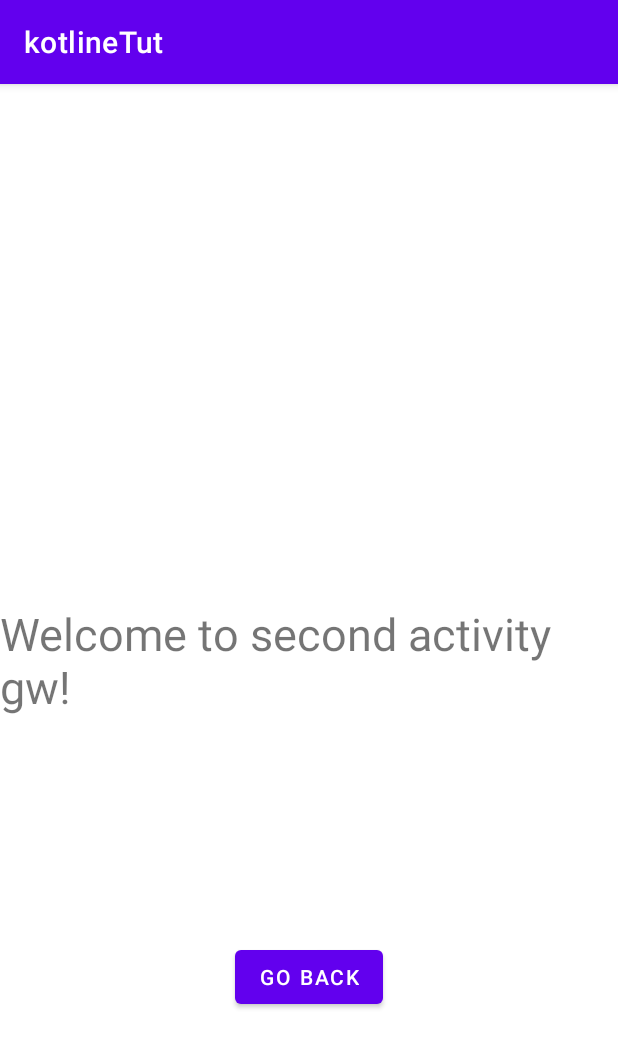
After one commit to eliasayele/androidBasicsKotlin, an Android app: the SecondActivity screen opened directly, with no data from a screen before it, on a phone screen of 412 x 824 dp. The commit adds this screen. Shown: the top 1048 px of the screen. Run offline under Robolectric (Android 15) with nearby library versions, the phone set to English and light mode, and no system bars.

Commit message:
navigation to other screen

```diff
--- a/app/src/main/AndroidManifest.xml
+++ b/app/src/main/AndroidManifest.xml
@@ -9,6 +9,8 @@
         android:roundIcon="@mipmap/ic_launcher_round"
         android:supportsRtl="true"
         android:theme="@style/Theme.KotlineTut">
+       <activity android:name=".SecondActivity" />
+
         <activity
             android:name=".MainActivity"
             android:exported="true">
--- /dev/null
+++ b/app/src/main/java/com/example/kotlinetut/SecondActivity.kt
@@ -0,0 +1,21 @@
+package com.example.kotlinetut
+
+import android.os.Bundle
+import androidx.appcompat.app.AppCompatActivity
+import com.example.kotlinetut.databinding.ActivityMainBinding
+import com.example.kotlinetut.databinding.ActivitySecondBinding
+
+class SecondActivity: AppCompatActivity() {
+
+    override fun onCreate(savedInstanceState: Bundle?) {
+        super.onCreate(savedInstanceState)
+      //  setContentView(R.layout.activity_second)
+        var binding  = ActivitySecondBinding.inflate(layoutInflater)
+        var view  = binding.root
+         setContentView(view)
+        binding.btnBack.setOnClickListener {
+            finish()
+        }
+
+    }
+}
--- /dev/null
+++ b/app/src/main/res/layout/activity_second.xml
@@ -0,0 +1,29 @@
+<?xml version="1.0" encoding="utf-8"?>
+<androidx.constraintlayout.widget.ConstraintLayout xmlns:android="http://schemas.android.com/apk/res/android"
+    xmlns:app="http://schemas.android.com/apk/res-auto"
+    xmlns:tools="http://schemas.android.com/tools"
+    android:layout_width="match_parent"
+    android:layout_height="match_parent">
+
+    <TextView
+        android:id="@+id/textView"
+        android:layout_width="wrap_content"
+        android:layout_height="wrap_content"
+        android:text="Welcome to second activity gw!"
+        app:layout_constraintBottom_toBottomOf="parent"
+        app:layout_constraintEnd_toEndOf="parent"
+        android:textSize="30sp"
+        app:layout_constraintStart_toStartOf="parent"
+        app:layout_constraintTop_toTopOf="parent" />
+
+    <Button
+        android:id="@+id/btnBack"
+        android:layout_width="wrap_content"
+        android:layout_height="wrap_content"
+        android:text="Go Back"
+        app:layout_constraintBottom_toBottomOf="parent"
+        app:layout_constraintEnd_toEndOf="parent"
+        app:layout_constraintHorizontal_bias="0.5"
+        app:layout_constraintStart_toStartOf="parent"
+        app:layout_constraintTop_toBottomOf="@+id/textView" />
+</androidx.constraintlayout.widget.ConstraintLayout>
```
Also changed, not shown: app/src/main/java/com/example/kotlinetut/MainActivity.kt (+19 -0 lines), app/src/main/res/drawable-anydpi-v24/ic_notification.xml (added, +15 -0 lines), app/src/main/res/layout/activity_main.xml (+25 -11 lines), app/src/main/res/layout/custom_toast.xml (added, +27 -0 lines), app/src/main/res/drawable-hdpi/ic_notification.png (added), app/src/main/res/drawable-mdpi/ic_notification.png (added), app/src/main/res/drawable-xhdpi/ic_notification.png (added), app/src/main/res/drawable-xxhdpi/ic_notification.png (added).
